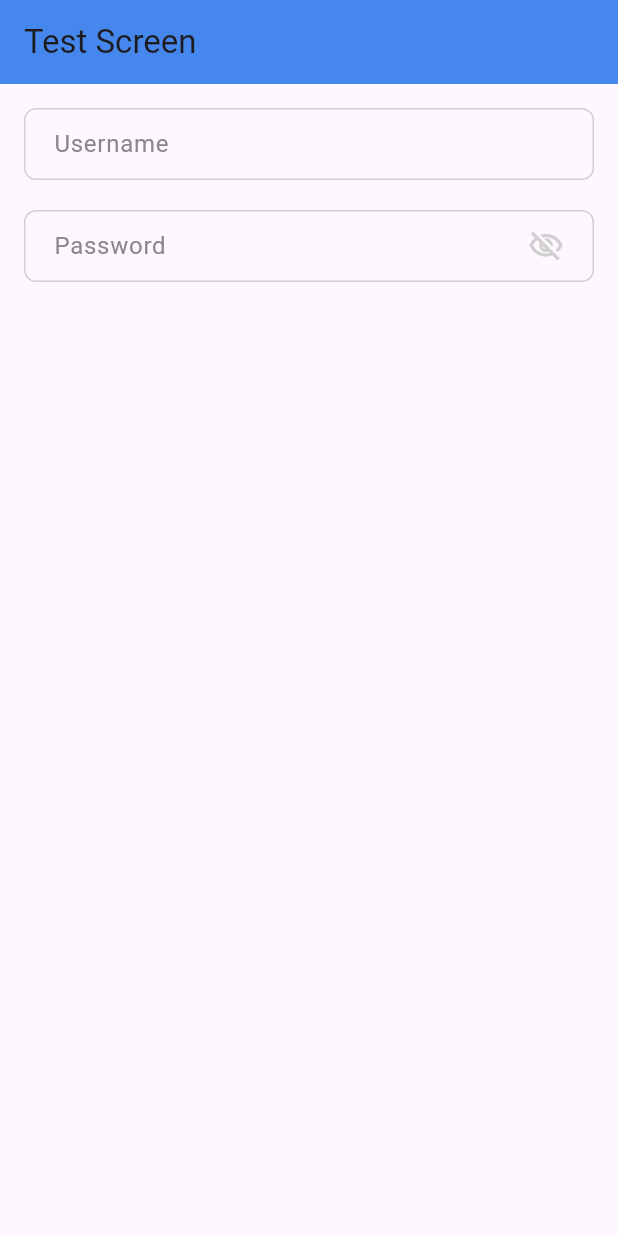
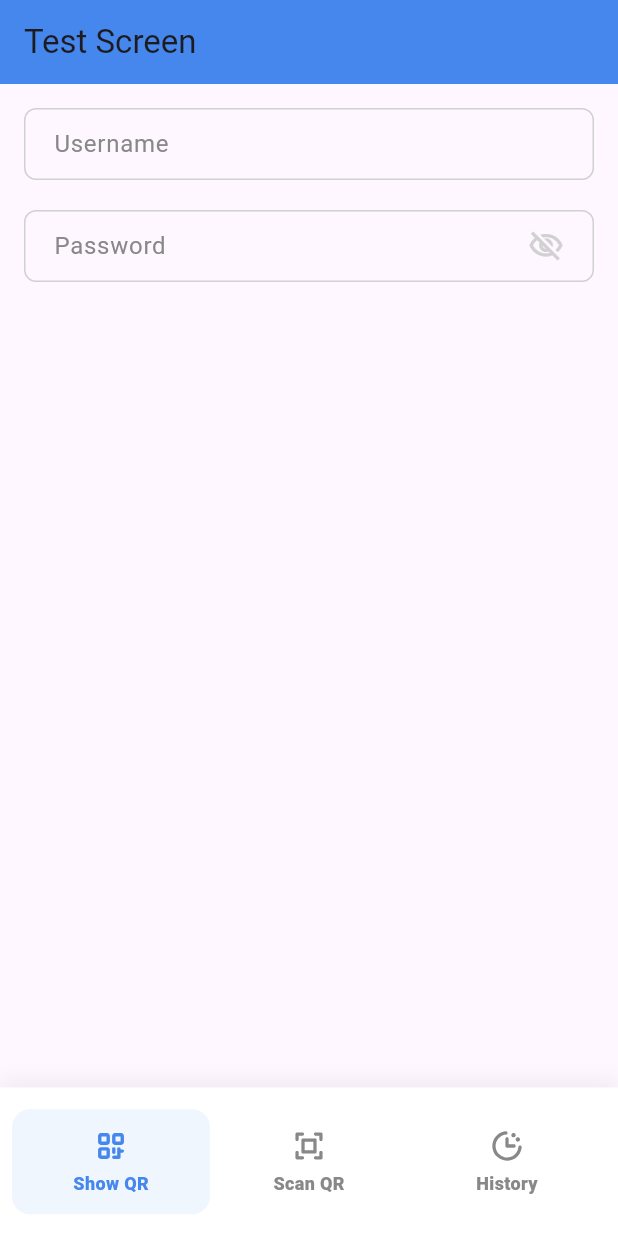
Before and after one commit to Kavishka-Rajapaksha/connect_mate, a Flutter app: the TestScreen screen opened directly, on a phone screen of 412 x 824 dp. Run offline on Flutter 3.47's test engine with Material 3 defaults, Android fonts, the phone set to English and light mode, and no system bars; our stand-ins replace flutter_svg.

Commit message:
navbar completed

```diff
--- a/lib/routes.dart
+++ b/lib/routes.dart
@@ -4,28 +4,21 @@ import 'package:connect_mate/screens/testscreen.dart';
 
 abstract class Routes {
   static const String home = '/';
-  static const String verifyEmail = '/verifyemail';
-  static const String booking = '/booking';
-  static const String session = '/Session';
-  static const String earning = '/Earning';
-  static const String notifications = '/Notifications';
-  static const String splash = '/splashScreen';
-  static const String welcome = '/welcomeScreen';
-  static const String welcomeEmail = '/welcomeScreenEmailPage';
-  static const String enterBranchDetails = '/enterBranchDetailsScreen';
-  static const String branchManagement = '/branchManagementScreen';
-  static const String mainApp = '/mainApp';
+  static const String testScreen = '/testScreen';
 }
 
 class AppRouter {
   static Route<dynamic> onGenerateRoute(RouteSettings routeSettings) {
     switch (routeSettings.name) {
-      case Routes.home:
-        return _createRoute(const SignInPage());
+      // case Routes.home:
+      //   return _createRoute(const SignInPage());
+
+      case Routes.testScreen:
+        return _createRoute(const TestScreen());
 
       default:
         // If no matching route is found, go to SplashScreen
-        return _createRoute(const SignInPage());
+        return _createRoute(const TestScreen());
     }
   }
 
--- a/lib/screens/testscreen.dart
+++ b/lib/screens/testscreen.dart
@@ -1,5 +1,6 @@
 import 'package:connect_mate/theme/theme.dart';
 import 'package:connect_mate/widgets/primary_text_widget.dart';
+import 'package:connect_mate/widgets/custom_bottom_nav_bar.dart';
 import 'package:flutter/material.dart';
 
 void main() {
@@ -29,12 +30,19 @@ class TestScreen extends StatefulWidget {
 class _TestScreenState extends State<TestScreen> {
   final TextEditingController _usernameController = TextEditingController();
   final TextEditingController _passwordController = TextEditingController();
+  int _currentTab = 0;
 
   @override
   void dispose() {
     _usernameController.dispose();
     _passwordController.dispose();
     super.dispose();
+  }
+
+  void _onNavTap(int idx) {
+    setState(() => _currentTab = idx);
+    // do your navigation logic here, e.g.
+    // if (idx == 0) Navigator.pushNamed(...);
   }
 
   void _onLogin() {
@@ -83,6 +91,10 @@ class _TestScreenState extends State<TestScreen> {
           ],
         ),
       ),
+      bottomNavigationBar: CustomBottomNavBar(
+        currentIndex: _currentTab,
+        onTap: _onNavTap,
+      ),
     );
   }
 }
--- /dev/null
+++ b/lib/widgets/bottom_navigation_bar.dart
@@ -0,0 +1,101 @@
+import 'package:flutter/material.dart';
+import 'package:flutter_svg/flutter_svg.dart';
+import '../theme/theme.dart';
+
+class BottomNavItem {
+  final String label;
+  final String assetName;
+
+  BottomNavItem(this.label, this.assetName);
+}
+
+class CustomBottomNavBar extends StatelessWidget {
+  final int currentIndex;
+  final ValueChanged<int> onTap;
+
+  static const double _barHeight = 99;
+  static const double _topPadding = 8;
+
+  static final List<BottomNavItem> _items = [
+    BottomNavItem('Show QR', 'assets/icons/QrCode.svg'),
+    BottomNavItem('Scan QR', 'assets/icons/ScanQr.svg'),
+    BottomNavItem('History', 'assets/icons/History.svg'),
+  ];
+
+  const CustomBottomNavBar({
+    Key? key,
+    required this.currentIndex,
+    required this.onTap,
+  }) : super(key: key);
+
+  @override
+  Widget build(BuildContext context) {
+    return Container(
+      width: 390, // per your spec
+      height: _barHeight,
+      padding: const EdgeInsets.only(top: _topPadding),
+      decoration: BoxDecoration(
+        color: AppColors.mailGray[50],
+        boxShadow: [
+          BoxShadow(
+            color: Colors.black.withOpacity(0.05),
+            blurRadius: 10,
+            offset: const Offset(0, -5),
+          ),
+        ],
+      ),
+      child: Row(
+        mainAxisAlignment: MainAxisAlignment.spaceEvenly,
+        children: List.generate(_items.length, (i) {
+          final item = _items[i];
+          final selected = i == currentIndex;
+
+          final iconColor =
+              selected
+                  ? AppColors.azureRadiance[500]!
+                  : AppColors.mailGray[400]!;
+
+          final textStyle = TextStyle(
+            fontSize: 12,
+            fontWeight: FontWeight.w500,
+            color: iconColor,
+          );
+
+          final child = Column(
+            mainAxisSize: MainAxisSize.min,
+            children: [
+              SvgPicture.asset(
+                item.assetName,
+                width: 24,
+                height: 24,
+                color: iconColor,
+              ),
+              const SizedBox(height: 4),
+              Text(item.label, style: textStyle),
+            ],
+          );
+
+          return GestureDetector(
+            onTap: () => onTap(i),
+            behavior: HitTestBehavior.translucent,
+            child: AnimatedContainer(
+              duration: const Duration(milliseconds: 200),
+              padding:
+                  selected
+                      ? const EdgeInsets.symmetric(horizontal: 16, vertical: 8)
+                      : EdgeInsets.zero,
+              decoration:
+                  selected
+                      ? BoxDecoration(
+                        color: AppColors.azureRadiance[50],
+                        borderRadius: BorderRadius.circular(16),
+                      )
+                      : null,
+              child: child,
+            ),
+          );
+        }),
+      ),
+    );
+  }
+}
--- /dev/null
+++ b/lib/widgets/custom_bottom_nav_bar.dart
@@ -0,0 +1,106 @@
+// lib/widgets/custom_bottom_nav_bar.dart
+
+import 'package:flutter/material.dart';
+import 'package:flutter_svg/flutter_svg.dart';
+import '../theme/theme.dart';
+
+class BottomNavItem {
+  final String title;
+  final String assetName;
+  const BottomNavItem(this.title, this.assetName);
+}
+
+class CustomBottomNavBar extends StatelessWidget {
+  final int currentIndex;
+  final ValueChanged<int> onTap;
+
+  static const double _barHeight = 99;
+  static const double _iconSize = 24;
+  static const List<BottomNavItem> _items = [
+    BottomNavItem('Show QR', 'lib/assets/icons/QrCode.svg'),
+    BottomNavItem('Scan QR', 'lib/assets/icons/Scan.svg'),
+    BottomNavItem('History', 'lib/assets/icons/History.svg'),
+  ];
+
+  const CustomBottomNavBar({
+    Key? key,
+    required this.currentIndex,
+    required this.onTap,
+  }) : super(key: key);
+
+  @override
+  Widget build(BuildContext context) {
+    return Container(
+      height: _barHeight,
+      padding: const EdgeInsets.all(8.0),
+      decoration: BoxDecoration(
+        color: Colors.white, // ← bar is white now
+        boxShadow: [
+          BoxShadow(
+            color: Colors.black.withOpacity(0.05),
+            blurRadius: 10,
+            offset: const Offset(0, -5),
+          ),
+        ],
+      ),
+      child: Row(
+        children: List.generate(_items.length, (i) {
+          final item = _items[i];
+          final isSelected = i == currentIndex;
+          final iconColor =
+              isSelected
+                  ? AppColors.azureRadiance[500]!
+                  : AppColors.mailGray[400]!;
+
+          return Expanded(
+            child: GestureDetector(
+              onTap: () => onTap(i),
+              behavior: HitTestBehavior.translucent,
+              child: AnimatedContainer(
+                duration: const Duration(milliseconds: 200),
+                width: isSelected ? 100 : 100, // Decrease width when selected
+                height: isSelected ? 70 : 70, // Increase height when selected
+                padding:
+                    isSelected
+                        ? const EdgeInsets.symmetric(
+                          horizontal: 16,
+                          vertical: 8,
+                        )
+                        : EdgeInsets.zero,
+                decoration:
+                    isSelected
+                        ? BoxDecoration(
+                          color: AppColors.azureRadiance[50],
+                          borderRadius: BorderRadius.circular(12),
+                        )
+                        : null,
+                child: Column(
+                  mainAxisSize: MainAxisSize.min,
+                  mainAxisAlignment: MainAxisAlignment.center,
+                  children: [
+                    SvgPicture.asset(
+                      item.assetName,
+                      width: _iconSize,
+                      height: _iconSize,
+                      color: iconColor,
+                      colorBlendMode: BlendMode.srcIn,
+                    ),
+                    const SizedBox(height: 4),
+                    Text(
+                      item.title,
+                      style: TextStyle(
+                        fontSize: 12,
+                        fontWeight: FontWeight.w900,
+                        color: iconColor,
+                      ),
+                    ),
+                  ],
+                ),
+              ),
+            ),
+          );
+        }),
+      ),
+    );
+  }
+}
```
Also changed, not shown: lib/assets/icons/History.svg (added), lib/assets/icons/QrCode.svg (added), lib/assets/icons/Scan.svg (added).
